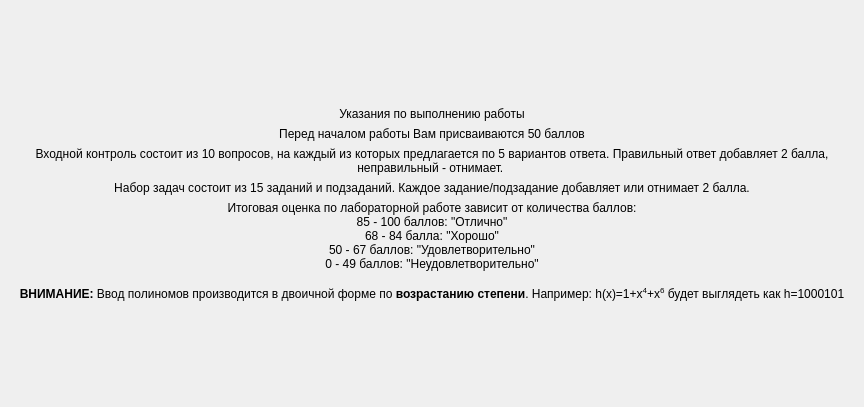
The window that screen/screendescription.ui (bukhmastov/fpsp) describes before a commit, drawn with Qt 5.
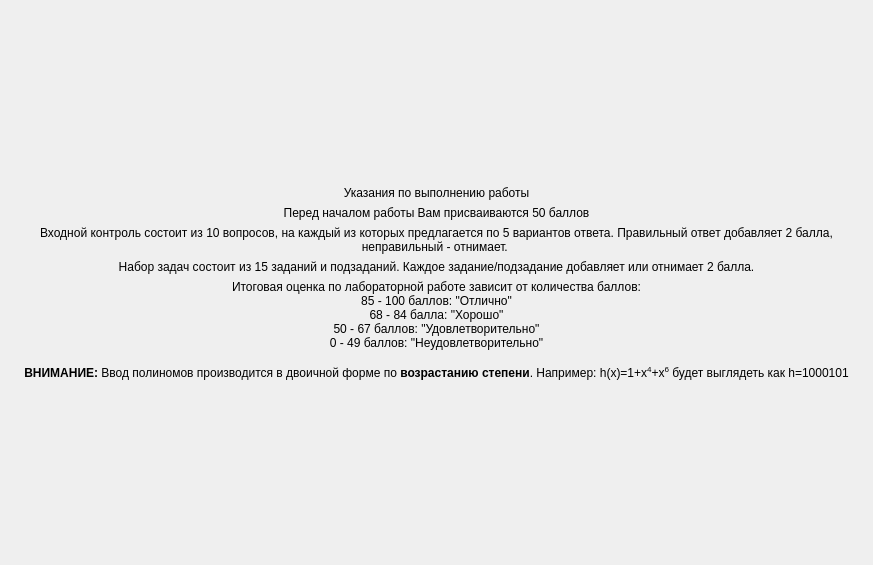
The same window after the commit.

Patch:
```diff
--- a/screen/screendescription.ui
+++ b/screen/screendescription.ui
@@ -6,8 +6,8 @@
    <rect>
     <x>0</x>
     <y>0</y>
-    <width>864</width>
-    <height>407</height>
+    <width>873</width>
+    <height>565</height>
    </rect>
   </property>
   <property name="windowTitle">
```
Left out of the diff: 12 changed lines with no effect on the pictures.
